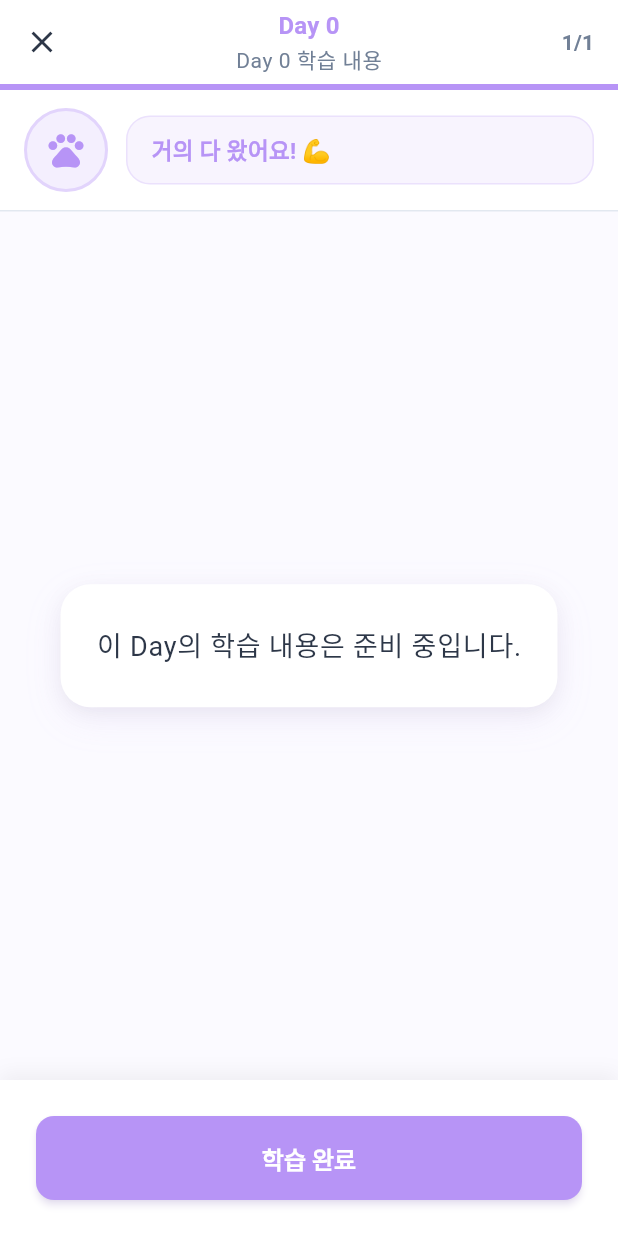
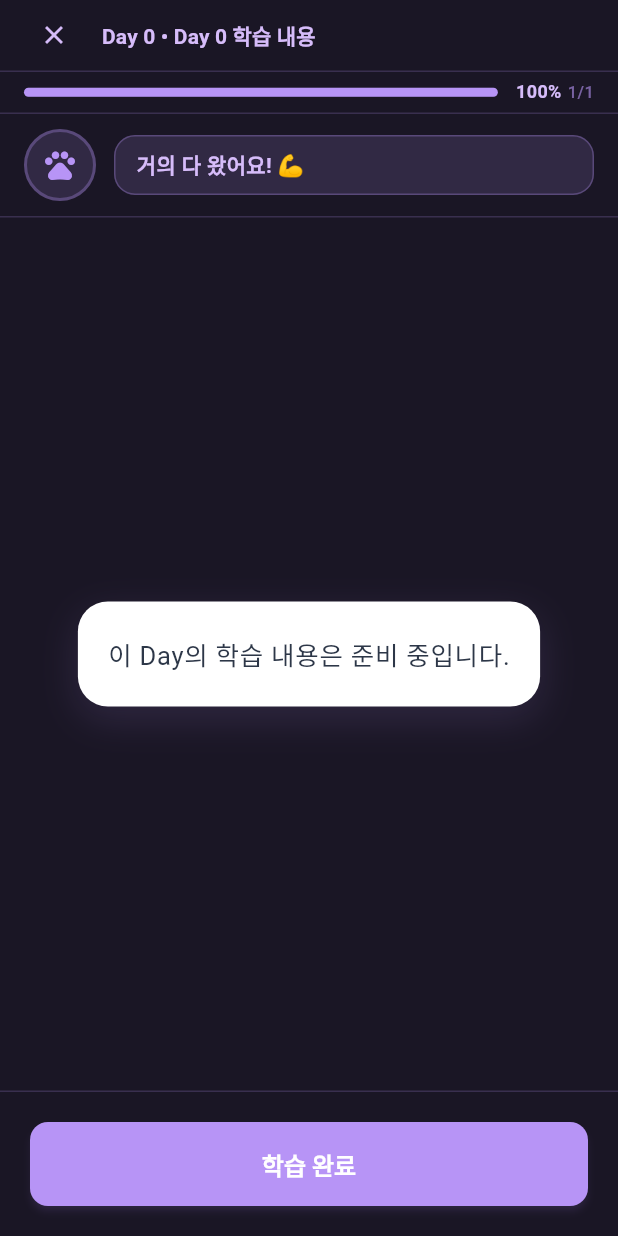
Before and after one commit to tei-young/your_money_pet, a Flutter app: the LearningScreen screen opened directly with empty values, on a phone screen of 412 x 824 dp. Run offline on Flutter 3.47's test engine with Material 3 defaults, Android fonts, the phone set to English and light mode, and no system bars; our stand-ins replace firebase_auth, firebase_core, google_sign_in, share_plus; accounts and stored records are empty; generated files the repository leaves out were written again.

Commit message:
Apply unified dark purple theme and compress headers (Plan C)
**1. 캐릭터 네이밍 최신화**
- constants.dart: 구버전 캐릭터명 주석 업데이트
  - 밸런스토끼 → 세이브쉽
  - 코인캣 → 헌터캣
  - 세이빙덕 → 체이서폭스

**2. 통일된 컬러 시스템**
- 진한 다크 퍼플 배경 (Color(0xFF1A1625))
- 파스텔 보라 액센트 (Color(0xFFB794F6))
- 성향별 색상 대신 하나의 컬러로 통일
- 배경: learningBackground (진한 보라)
- 액센트: learningAccent (파스텔 보라)

**3. 학습/퀴즈 화면 헤더 압축 (방안 C)**
- AppBar 제거 → 미니멀 커스텀 헤더 (~48px)
- Day 번호 + 제목 한 줄로 압축
- 진행바 + 카운트 통합 (~28px)
- 캐릭터 영역 약간 축소 (56px → 48px)
- 총 절약 공간: ~88px

**4. 퀴즈 피드백 영역 제거**
- 정답/오답 피드백 UI 제거
- 캐릭터 말풍선에서만 피드백 표시
- 해설 카드만 깔끔하게 표시
- 한 화면에 모든 내용이 보이도록 최적화

**5. 카드 디자인 최적화**
- 카드 padding 축소 (24px → 20px)
- 폰트 크기 최적화 (가독성 유지)
- 그림자 효과 통일 (learningAccent 사용)

**변경 파일:**
- lib/utils/constants.dart
- lib/screens/learning/learning_screen.dart
- lib/screens/learning/quiz_screen.dart

```diff
--- a/lib/screens/learning/learning_screen.dart
+++ b/lib/screens/learning/learning_screen.dart
@@ -105,59 +105,20 @@ class _LearningScreenState extends State<LearningScreen> {
 
     final theme = Theme.of(context);
     final user = context.watch<UserProvider>().user!;
-    final personalityColor = user.personalityType.color;
 
     return Scaffold(
-      // 1단계: 배경에 연한 성향 컬러 그라데이션
-      backgroundColor: personalityColor.withOpacity(0.05),
-      appBar: AppBar(
-        backgroundColor: Colors.white,
-        elevation: 0,
-        leading: IconButton(
-          icon: const Icon(Icons.close),
-          onPressed: () => Navigator.pop(context),
-        ),
-        title: Column(
-          children: [
-            Text(
-              'Day ${widget.dayNumber}',
-              style: theme.textTheme.titleMedium?.copyWith(
-                color: personalityColor,
-                fontWeight: FontWeight.w700,
-              ),
-            ),
-            Text(
-              _learningDay!.title,
-              style: theme.textTheme.bodySmall?.copyWith(
-                color: AppColors.textSecondary,
-              ),
-            ),
-          ],
-        ),
-        centerTitle: true,
-        actions: [
-          // 진행 표시
-          Center(
-            child: Padding(
-              padding: const EdgeInsets.only(right: 16),
-              child: Text(
-                '${_currentCardIndex + 1}/${_learningDay!.cards.length}',
-                style: theme.textTheme.titleSmall?.copyWith(
-                  color: AppColors.textSecondary,
-                  fontWeight: FontWeight.w600,
-                ),
-              ),
-            ),
-          ),
-        ],
-      ),
+      // 배경: 통일된 진한 다크 퍼플
+      backgroundColor: AppColors.learningBackground,
       body: Column(
         children: [
-          // 진행 바
-          _buildProgressBar(personalityColor),
+          // 미니멀 헤더 (Day + 제목 + 닫기)
+          _buildMinimalHeader(theme),
+
+          // 진행 바 + 카운트 통합
+          _buildProgressBarWithCount(),
 
           // 2단계: 캐릭터 영역
-          _buildCharacterSection(user, personalityColor, theme),
+          _buildCharacterSection(user, theme),
 
           // 카드 영역 (애니메이션 효과 추가)
           Expanded(
@@ -177,7 +138,6 @@ class _LearningScreenState extends State<LearningScreen> {
                   child: _buildLearningCard(
                     _learningDay!.cards[index],
                     theme,
-                    personalityColor,
                     key: ValueKey(index),
                   ),
                 );
@@ -186,32 +146,121 @@ class _LearningScreenState extends State<LearningScreen> {
           ),
 
           // 하단 버튼
-          _buildBottomButtons(personalityColor),
+          _buildBottomButtons(),
         ],
       ),
     );
   }
 
-  /// 진행 바
-  Widget _buildProgressBar(Color color) {
+  /// 미니멀 헤더 (Day + 제목 + 닫기)
+  Widget _buildMinimalHeader(ThemeData theme) {
+    return Container(
+      height: 48,
+      padding: const EdgeInsets.symmetric(horizontal: 12),
+      decoration: BoxDecoration(
+        color: AppColors.learningBackground,
+        border: Border(
+          bottom: BorderSide(
+            color: AppColors.learningAccent.withOpacity(0.2),
+            width: 1,
+          ),
+        ),
+      ),
+      child: Row(
+        children: [
+          // 닫기 버튼
+          IconButton(
+            icon: const Icon(Icons.close, size: 20),
+            color: AppColors.learningAccentLight,
+            onPressed: () => Navigator.pop(context),
+            padding: EdgeInsets.zero,
+            constraints: const BoxConstraints(
+              minWidth: 32,
+              minHeight: 32,
+            ),
+          ),
+          const SizedBox(width: 8),
+          // Day 번호 + 제목
+          Expanded(
+            child: Text(
+              'Day ${widget.dayNumber} • ${_learningDay!.title}',
+              style: theme.textTheme.titleSmall?.copyWith(
+                color: AppColors.learningAccentLight,
+                fontWeight: FontWeight.w600,
+                fontSize: 14,
+              ),
+              overflow: TextOverflow.ellipsis,
+            ),
+          ),
+        ],
+      ),
+    );
+  }
+
+  /// 진행 바 + 카운트 통합
+  Widget _buildProgressBarWithCount() {
     final progress = (_currentCardIndex + 1) / _learningDay!.cards.length;
+    final percentage = (progress * 100).toInt();
 
     return Container(
-      height: 4,
-      color: AppColors.background,
+      height: 28,
+      padding: const EdgeInsets.symmetric(horizontal: 16),
+      decoration: BoxDecoration(
+        color: AppColors.learningBackground,
+        border: Border(
+          bottom: BorderSide(
+            color: AppColors.learningAccent.withOpacity(0.2),
+            width: 1,
+          ),
+        ),
+      ),
+      child: Row(
+        children: [
+          // 진행바
+          Expanded(
+            child: Container(
+              height: 6,
+              decoration: BoxDecoration(
+                color: AppColors.learningAccent.withOpacity(0.2),
+                borderRadius: BorderRadius.circular(3),
+              ),
               child: FractionallySizedBox(
                 alignment: Alignment.centerLeft,
                 widthFactor: progress,
                 child: Container(
-          color: color,
+                  decoration: BoxDecoration(
+                    color: AppColors.learningAccent,
+                    borderRadius: BorderRadius.circular(3),
                   ),
+                ),
+              ),
+            ),
+          ),
+          const SizedBox(width: 12),
+          // 진행 표시
+          Text(
+            '$percentage%',
+            style: TextStyle(
+              color: AppColors.learningAccentLight,
+              fontSize: 12,
+              fontWeight: FontWeight.w600,
+            ),
+          ),
+          const SizedBox(width: 4),
+          Text(
+            '${_currentCardIndex + 1}/${_learningDay!.cards.length}',
+            style: TextStyle(
+              color: AppColors.learningAccent.withOpacity(0.6),
+              fontSize: 11,
+            ),
+          ),
+        ],
       ),
     );
   }
 
-  /// 2단계: 캐릭터 영역 (상단 고정)
-  Widget _buildCharacterSection(
-      dynamic user, Color personalityColor, ThemeData theme) {
+  /// 2단계: 캐릭터 영역 (상단 고정) - 약간 압축
+  Widget _buildCharacterSection(dynamic user, ThemeData theme) {
     // 카드 진행에 따른 메시지
     String message = "함께 배워볼까요? 😊";
     if (_currentCardIndex == _learningDay!.cards.length - 1) {
@@ -221,50 +270,54 @@ class _LearningScreenState extends State<LearningScreen> {
     }
 
     return Container(
-      padding: const EdgeInsets.symmetric(horizontal: 16, vertical: 12),
-      decoration: const BoxDecoration(
-        color: Colors.white,
+      padding: const EdgeInsets.symmetric(horizontal: 16, vertical: 10),
+      decoration: BoxDecoration(
+        color: AppColors.learningBackground,
         border: Border(
-          bottom: BorderSide(color: AppColors.border, width: 1),
+          bottom: BorderSide(
+            color: AppColors.learningAccent.withOpacity(0.2),
+            width: 1,
+          ),
         ),
       ),
       child: Row(
         children: [
-          // 캐릭터 Placeholder (Rive 대기)
+          // 캐릭터 Placeholder (Rive 대기) - 약간 축소
           Container(
-            width: 56,
-            height: 56,
+            width: 48,
+            height: 48,
             decoration: BoxDecoration(
-              color: personalityColor.withOpacity(0.15),
+              color: AppColors.learningAccent.withOpacity(0.15),
               shape: BoxShape.circle,
               border: Border.all(
-                color: personalityColor.withOpacity(0.3),
+                color: AppColors.learningAccent.withOpacity(0.3),
                 width: 2,
               ),
             ),
             child: Icon(
               Icons.pets,
-              color: personalityColor,
-              size: 28,
+              color: AppColors.learningAccent,
+              size: 24,
             ),
           ),
           const SizedBox(width: 12),
           // 말풍선
           Expanded(
             child: Container(
-              padding: const EdgeInsets.symmetric(horizontal: 16, vertical: 10),
+              padding: const EdgeInsets.symmetric(horizontal: 14, vertical: 8),
               decoration: BoxDecoration(
-                color: personalityColor.withOpacity(0.1),
-                borderRadius: BorderRadius.circular(16),
+                color: AppColors.learningAccent.withOpacity(0.15),
+                borderRadius: BorderRadius.circular(14),
                 border: Border.all(
-                  color: personalityColor.withOpacity(0.2),
+                  color: AppColors.learningAccent.withOpacity(0.3),
                 ),
               ),
               child: Text(
                 message,
                 style: theme.textTheme.bodyMedium?.copyWith(
-                  color: personalityColor,
+                  color: AppColors.learningAccentLight,
                   fontWeight: FontWeight.w600,
+                  fontSize: 14,
                 ),
               ),
             ),
@@ -274,36 +327,33 @@ class _LearningScreenState extends State<LearningScreen> {
     );
   }
 
-  /// 학습 카드 (1단계: 카드 그림자, 3단계: 타이포그래피)
+  /// 학습 카드 (통일된 컬러 시스템 적용)
   Widget _buildLearningCard(
     LearningCard card,
-    ThemeData theme,
-    Color personalityColor, {
+    ThemeData theme, {
     Key? key,
   }) {
     return SingleChildScrollView(
       key: key,
       physics: const ClampingScrollPhysics(),
-      padding: const EdgeInsets.all(ScreenSize.paddingHorizontal),
+      padding: const EdgeInsets.symmetric(horizontal: 20, vertical: 16),
       child: Column(
         crossAxisAlignment: CrossAxisAlignment.start,
         children: [
-          const SizedBox(height: 20),
-
-          // 1단계: 카드 컨테이너 (하얀 바탕 + 그림자)
+          // 카드 컨테이너 (하얀 바탕 + 그림자)
           Container(
-            padding: const EdgeInsets.all(24),
+            padding: const EdgeInsets.all(20),
             decoration: BoxDecoration(
               color: Colors.white,
               borderRadius: BorderRadius.circular(20),
               boxShadow: [
                 BoxShadow(
-                  color: personalityColor.withOpacity(0.1),
+                  color: AppColors.learningAccent.withOpacity(0.15),
                   blurRadius: 20,
                   offset: const Offset(0, 8),
                 ),
                 BoxShadow(
-                  color: Colors.black.withOpacity(0.05),
+                  color: Colors.black.withOpacity(0.08),
                   blurRadius: 10,
                   offset: const Offset(0, 4),
                 ),
@@ -312,12 +362,12 @@ class _LearningScreenState extends State<LearningScreen> {
             child: Column(
               crossAxisAlignment: CrossAxisAlignment.start,
               children: [
-                // 3단계: 카드 내용 (타이포그래피 개선)
+                // 카드 내용
                 Text(
                   card.content,
                   style: theme.textTheme.bodyLarge?.copyWith(
-                    height: 1.8,
-                    fontSize: 18, // 17 → 18
+                    height: 1.7,
+                    fontSize: 17,
                     color: AppColors.textPrimary,
                   ),
                 ),
@@ -335,13 +385,13 @@ class _LearningScreenState extends State<LearningScreen> {
                         return Container(
                           height: 200,
                           decoration: BoxDecoration(
-                            color: personalityColor.withOpacity(0.05),
+                            color: AppColors.learningAccent.withOpacity(0.1),
                             borderRadius: BorderRadius.circular(12),
                           ),
                           child: Center(
                             child: Icon(
                               Icons.image_not_supported,
-                              color: personalityColor.withOpacity(0.3),
+                              color: AppColors.learningAccent.withOpacity(0.3),
                             ),
                           ),
                         );
@@ -350,16 +400,16 @@ class _LearningScreenState extends State<LearningScreen> {
                   ),
                 ],
 
-                // 팁 (있으면) - 1단계: 성향 컬러 활용
+                // 팁 (있으면)
                 if (card.tip != null) ...[
-                  const SizedBox(height: 24),
+                  const SizedBox(height: 20),
                   Container(
                     padding: const EdgeInsets.all(16),
                     decoration: BoxDecoration(
-                      color: personalityColor.withOpacity(0.08),
+                      color: AppColors.learningAccent.withOpacity(0.1),
                       borderRadius: BorderRadius.circular(12),
                       border: Border.all(
-                        color: personalityColor.withOpacity(0.2),
+                        color: AppColors.learningAccent.withOpacity(0.3),
                       ),
                     ),
                     child: Row(
@@ -367,8 +417,8 @@ class _LearningScreenState extends State<LearningScreen> {
                       children: [
                         Icon(
                           Icons.lightbulb_outline,
-                          color: personalityColor,
-                          size: 24,
+                          color: AppColors.learningAccent,
+                          size: 22,
                         ),
                         const SizedBox(width: 12),
                         Expanded(
@@ -378,8 +428,9 @@ class _LearningScreenState extends State<LearningScreen> {
                               Text(
                                 '💡 Tip',
                                 style: theme.textTheme.titleMedium?.copyWith(
-                                  color: personalityColor,
+                                  color: AppColors.learningAccent,
                                   fontWeight: FontWeight.w700,
+                                  fontSize: 15,
                                 ),
                               ),
                               const SizedBox(height: 6),
@@ -387,7 +438,7 @@ class _LearningScreenState extends State<LearningScreen> {
                                 card.tip!,
                                 style: theme.textTheme.bodyMedium?.copyWith(
                                   height: 1.6,
-                                  fontSize: 15,
+                                  fontSize: 14,
                                 ),
                               ),
                             ],
@@ -400,29 +451,26 @@ class _LearningScreenState extends State<LearningScreen> {
               ],
             ),
           ),
-
-          const SizedBox(height: 20),
         ],
       ),
     );
   }
 
   /// 하단 버튼
-  Widget _buildBottomButtons(Color color) {
+  Widget _buildBottomButtons() {
     final isFirstCard = _currentCardIndex == 0;
     final isLastCard = _currentCardIndex == _learningDay!.cards.length - 1;
 
     return Container(
-      padding: const EdgeInsets.all(ScreenSize.paddingHorizontal),
+      padding: const EdgeInsets.all(20),
       decoration: BoxDecoration(
-        color: Colors.white,
-        boxShadow: [
-          BoxShadow(
-            color: Colors.black.withOpacity(0.05),
-            blurRadius: 10,
-            offset: const Offset(0, -5),
+        color: AppColors.learningBackground,
+        border: Border(
+          top: BorderSide(
+            color: AppColors.learningAccent.withOpacity(0.2),
+            width: 1,
           ),
-        ],
+        ),
       ),
       child: Row(
         children: [
@@ -431,6 +479,12 @@ class _LearningScreenState extends State<LearningScreen> {
             Expanded(
               child: OutlinedButton(
                 onPressed: _onPreviousCard,
+                style: OutlinedButton.styleFrom(
+                  foregroundColor: AppColors.learningAccentLight,
+                  side: BorderSide(
+                    color: AppColors.learningAccent.withOpacity(0.5),
+                  ),
+                ),
                 child: const Text('이전'),
               ),
             ),
@@ -443,7 +497,8 @@ class _LearningScreenState extends State<LearningScreen> {
             child: ElevatedButton(
               onPressed: _onNextCard,
               style: ElevatedButton.styleFrom(
-                backgroundColor: color,
+                backgroundColor: AppColors.learningAccent,
+                foregroundColor: Colors.white,
               ),
               child: Text(isLastCard ? '학습 완료' : '다음'),
             ),
--- a/lib/utils/constants.dart
+++ b/lib/utils/constants.dart
@@ -55,11 +55,16 @@ class AppColors {
   static const Color border = Color(0xFFE2E8F0);
   static const Color borderLight = Color(0xFFF0F0F0);
 
-  // 성향별 컬러
+  // 학습/퀴즈 전용 컬러 (통일된 디자인)
+  static const Color learningBackground = Color(0xFF1A1625); // 진한 다크 퍼플 (학습 화면 배경)
+  static const Color learningAccent = Color(0xFFB794F6); // 파스텔 보라 (액센트 포인트)
+  static const Color learningAccentLight = Color(0xFFD6BCFA); // 연한 파스텔 보라
+
+  // 성향별 컬러 (캐릭터/프로필용)
   static const Color safeType = Color(0xFF718096); // 안전형 (머니베어)
-  static const Color balancedType = Color(0xFFB794F6); // 밸런스형 (밸런스토끼)
-  static const Color aggressiveType = Color(0xFF9F7AEA); // 공격형 (코인캣)
-  static const Color challengerType = Color(0xFF4A5568); // 도전형 (세이빙덕)
+  static const Color balancedType = Color(0xFFB794F6); // 밸런스형 (세이브쉽)
+  static const Color aggressiveType = Color(0xFF9F7AEA); // 공격형 (헌터캣)
+  static const Color challengerType = Color(0xFF4A5568); // 도전형 (체이서폭스)
 }
 
 /// 투자 성향 타입 (Enhanced Enum)
```
Also changed, not shown: lib/screens/learning/quiz_screen.dart (+197 -161 lines). Lines whose indentation alone changed are shown as unchanged.
